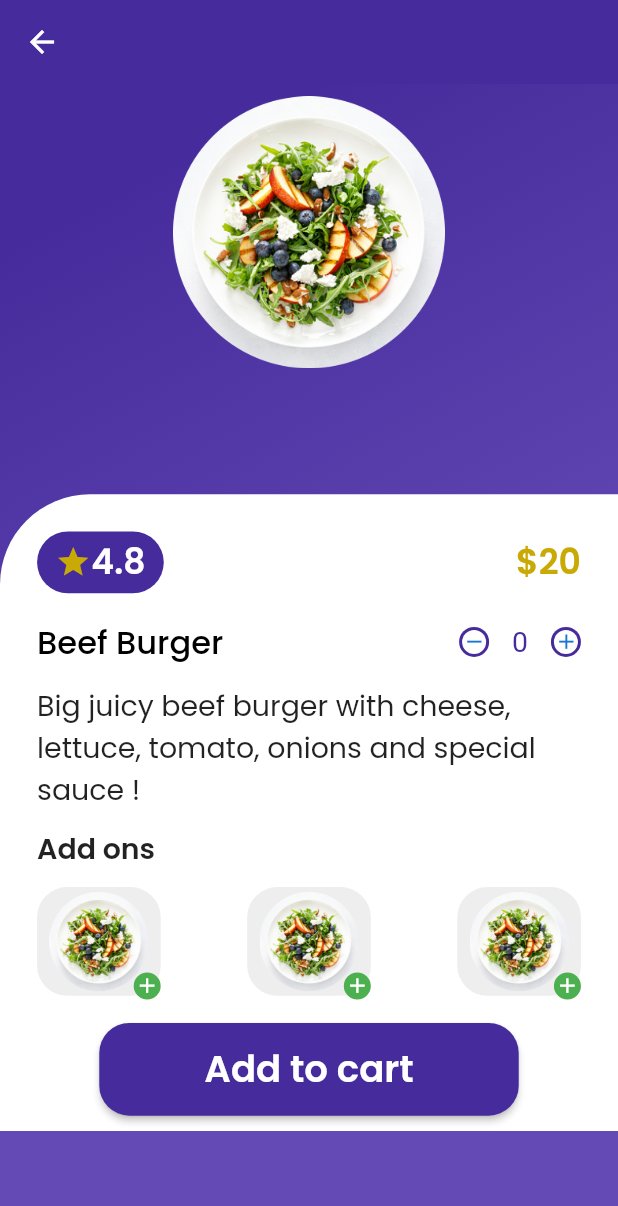
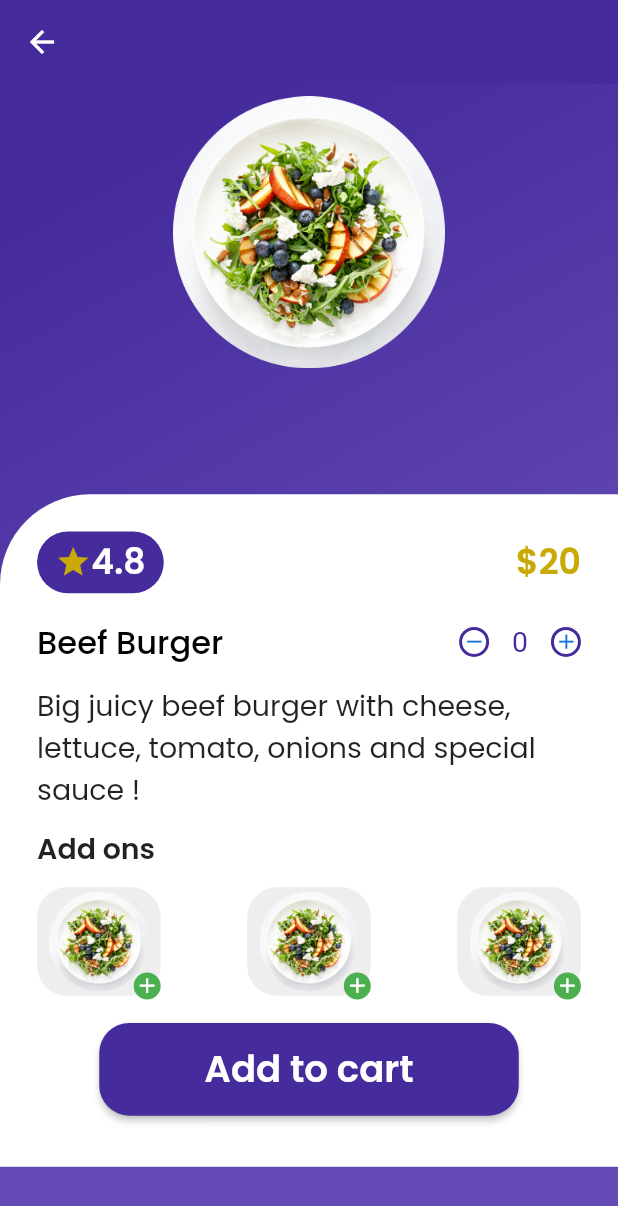
Before and after one commit to MangukiyaLogifox/FoodApp, a Flutter app: the DetailScreen screen opened directly, on a phone screen of 412 x 824 dp. Shown: the top 1206 px of the screen. Run offline on Flutter 3.47's test engine with Material 2 defaults, Android fonts, the light colour scheme and no system bars; our stand-ins replace cloud_firestore, firebase_core, google_fonts, sizer; accounts and stored records are empty.

Commit message:
detail screen issue fix

```diff
--- a/lib/Screen/detail_screen.dart
+++ b/lib/Screen/detail_screen.dart
@@ -44,7 +44,7 @@ class _DetailScreenState extends State<DetailScreen> {
 
   Widget productdetail() {
     return Container(
-      height: 51.5.h,
+      height: 54.4.h,
       width: double.infinity,
       decoration: const BoxDecoration(
           color: AppColor.white,
```
